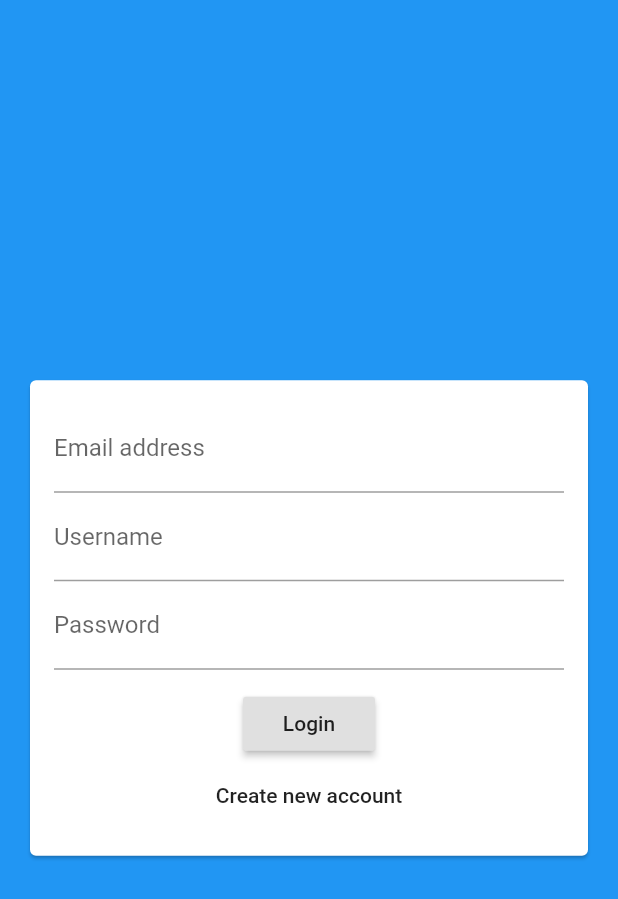
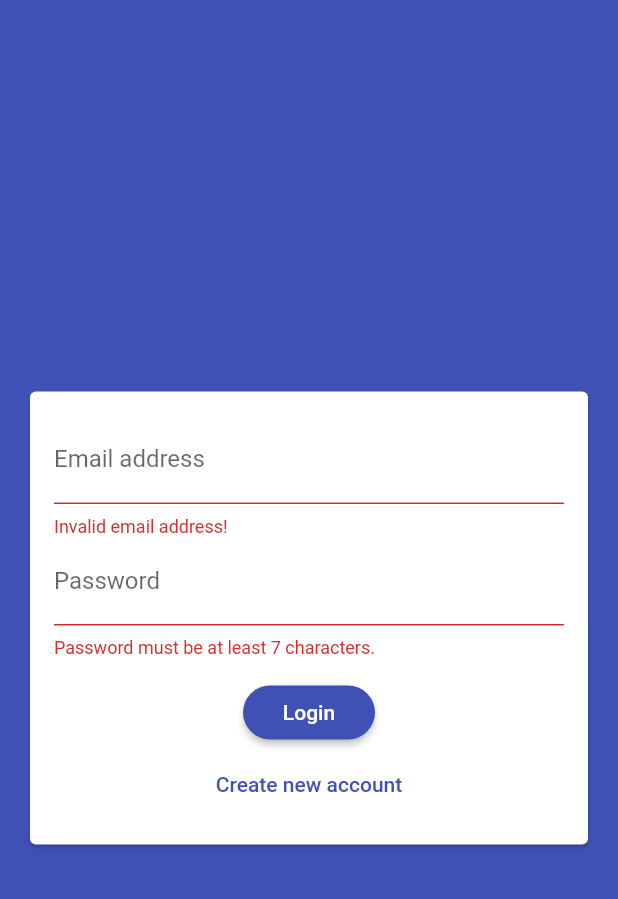
Before and after one commit to Devl326789/chatApp, a Flutter app: the screen it shows after launch, after a tap on "Login", on a phone screen of 412 x 824 dp. Shown: the top 899 px of the screen. Run offline on Flutter 3.47's test engine with Material 2 defaults, Android fonts, the phone set to English and light mode, and no system bars; our stand-ins replace cloud_firestore; accounts and stored records are empty.

Commit message:
Adding an auth form

```diff
--- a/lib/main.dart
+++ b/lib/main.dart
@@ -13,8 +13,15 @@ class MyApp extends StatelessWidget {
     return MaterialApp(
       title: 'Flutter Chat',
       theme: ThemeData(
-        primarySwatch: Colors.blue,
-        visualDensity: VisualDensity.adaptivePlatformDensity,
+        primarySwatch: Colors.indigo,
+        accentColor: Colors.green,
+        accentColorBrightness: Brightness.dark,
+        backgroundColor: Colors.green,
+        buttonTheme: ButtonTheme.of(context).copyWith(
+            buttonColor: Colors.indigo,
+            textTheme: ButtonTextTheme.primary,
+            shape: RoundedRectangleBorder(
+                borderRadius: BorderRadius.circular(20))),
       ),
       home: AuthScreen(),
     );
--- a/lib/widgets/auth_form.dart
+++ b/lib/widgets/auth_form.dart
@@ -6,6 +6,26 @@ class AuthForm extends StatefulWidget {
 }
 
 class _AuthFormState extends State<AuthForm> {
+  final _formKey = GlobalKey<FormState>();
+  bool _isLogin = true;
+
+  String _userEmail = '';
+  String _userName = '';
+  String _userPassword = '';
+
+  void _trySubmit() {
+    final isValid = _formKey.currentState.validate();
+    FocusScope.of(context).unfocus();
+
+    if (isValid) {
+      _formKey.currentState.save();
+      print(_userEmail);
+      print(_userName);
+      print(_userPassword);
+      // User those values to send our auth request
+    }
+  }
+
   @override
   Widget build(BuildContext context) {
     return Center(
@@ -15,32 +35,73 @@ class _AuthFormState extends State<AuthForm> {
           child: Padding(
             padding: EdgeInsets.all(16),
             child: Form(
+              key: _formKey,
               child: Column(
                 mainAxisSize: MainAxisSize.min,
                 children: <Widget>[
                   TextFormField(
+                    key: ValueKey('email'),
                     keyboardType: TextInputType.emailAddress,
+                    validator: (value) {
+                      if (value.isEmpty || !value.contains('@')) {
+                        return 'Invalid email address!';
+                      }
+                      return null;
+                    },
                     decoration: InputDecoration(
                       labelText: 'Email address',
                     ),
+                    onSaved: (value) {
+                      _userEmail = value;
+                    },
                   ),
+                  if (!_isLogin)
+                    TextFormField(
+                      key: ValueKey('username'),
+                      validator: (value) {
+                        if (value.isEmpty || value.length < 4) {
+                          return 'Please enter at least 4 characters.';
+                        }
+                        return null;
+                      },
+                      decoration: InputDecoration(
+                        labelText: 'Username',
+                      ),
+                      onSaved: (value) {
+                        _userName = value;
+                      },
+                    ),
                   TextFormField(
-                    decoration: InputDecoration(labelText: 'Username'),
-                  ),
-                  TextFormField(
-                    decoration: InputDecoration(labelText: 'Password'),
+                    key: ValueKey('password'),
+                    validator: (value) {
+                      if (value.isEmpty || value.length < 7) {
+                        return 'Password must be at least 7 characters.';
+                      }
+                      return null;
+                    },
+                    decoration: InputDecoration(
+                      labelText: 'Password',
+                    ),
                     obscureText: true,
+                    onSaved: (value) {
+                      _userPassword = value;
+                    },
                   ),
                   SizedBox(
                     height: 12,
                   ),
                   RaisedButton(
-                    onPressed: () {},
-                    child: Text('Login'),
+                    onPressed: _trySubmit,
+                    child: Text(_isLogin ? 'Login' : 'Sign up'),
                   ),
                   FlatButton(
-                    onPressed: () {},
-                    child: Text('Create new account'),
+                    textColor: Theme.of(context).primaryColor,
+                    onPressed: () {
+                      setState(() {
+                        _isLogin = !_isLogin;
+                      });
+                    },
+                    child: Text(_isLogin ? 'Create new account' : 'Sign in'),
                   ),
                 ],
               ),
```
